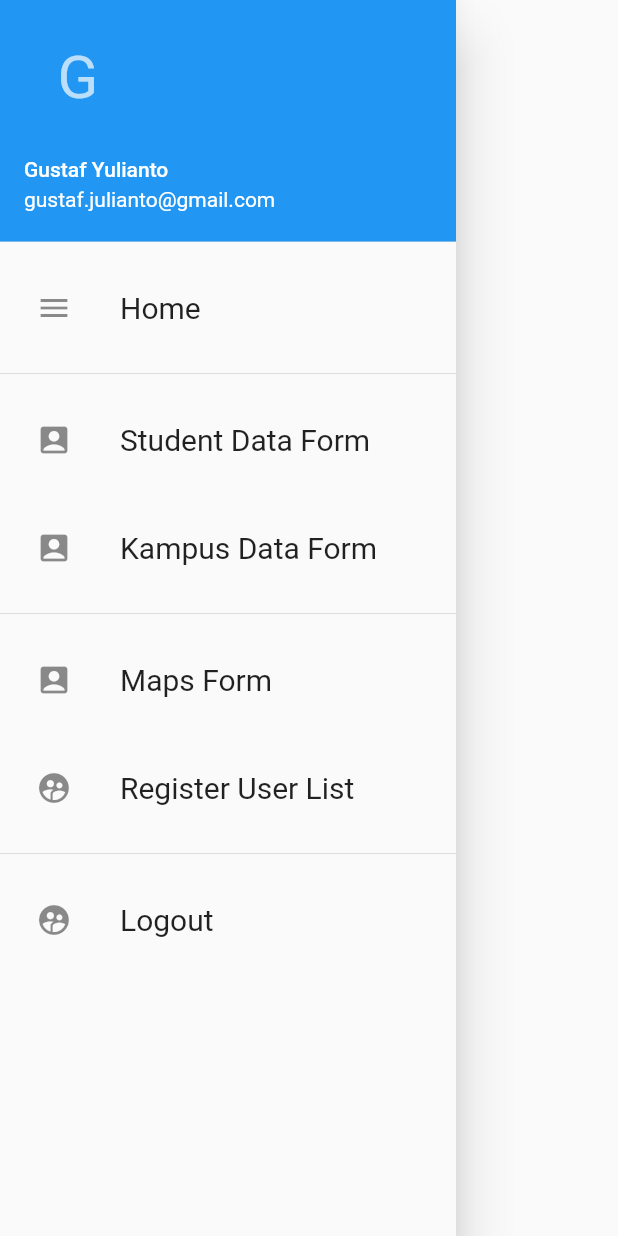
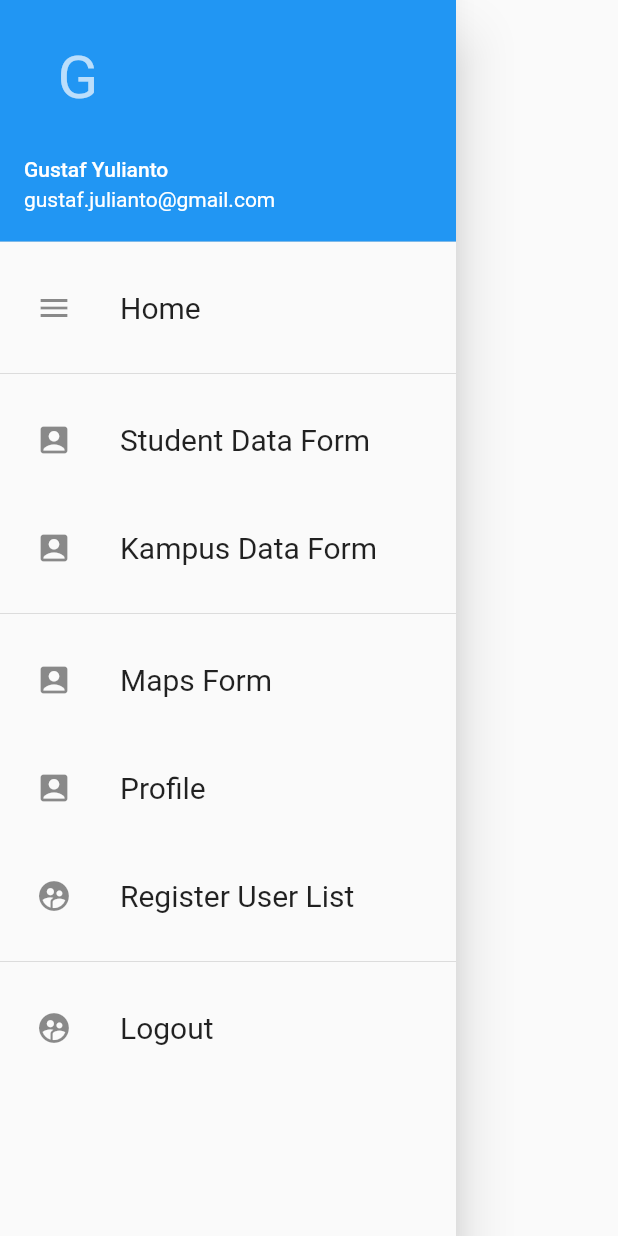
Before and after one commit to gustafyulianto/firebase_crud, a Flutter app: the OwnDrawer widget shown alone on an empty page, opened directly, on a phone screen of 412 x 824 dp. Run offline on Flutter 3.47's test engine with Material 2 defaults, Android fonts, the phone set to English and light mode, and no system bars; our stand-ins replace firebase_auth, firebase_database, google_maps_flutter, google_sign_in, rflutter_alert; accounts and stored records are empty; Roboto replaces fonts that are missing (DancingScript).

Commit message:
profile_update
profile_update

```diff
--- a/firebasecrud/lib/drawer/OwnDrawer.dart
+++ b/firebasecrud/lib/drawer/OwnDrawer.dart
@@ -5,7 +5,7 @@ import 'package:firebasecrud/screen/register_view.dart';
 import 'package:firebasecrud/screen/login.dart';
 import 'package:firebasecrud/screen/kampus_screen.dart';
 import 'package:firebasecrud/drawer/Maps.dart';
-import 'package:firebase_auth/firebase_auth.dart';
+import 'package:firebasecrud/screen/profile.dart';
 import 'package:google_sign_in/google_sign_in.dart';
 
 class OwnDrawer extends StatelessWidget {
@@ -102,6 +102,22 @@ class OwnDrawer extends StatelessWidget {
               Padding(
                 padding: const EdgeInsets.all(8.0),
                 child: ListTile(
+                  leading: Icon(Icons.account_box),
+                  title: Text(
+                    "Profile",
+                    style: TextStyle(fontSize: 20, fontFamily: 'DancingScript'),
+                  ),
+                  onTap: () {
+                    Navigator.push(
+                      context,
+                      MaterialPageRoute(builder: (context) => Profile()),
+                    );
+                  },
+                ),
+              ),
+              Padding(
+                padding: const EdgeInsets.all(8.0),
+                child: ListTile(
                   leading: Icon(Icons.supervised_user_circle),
                   title: Text(
                     "Register User List",
```
